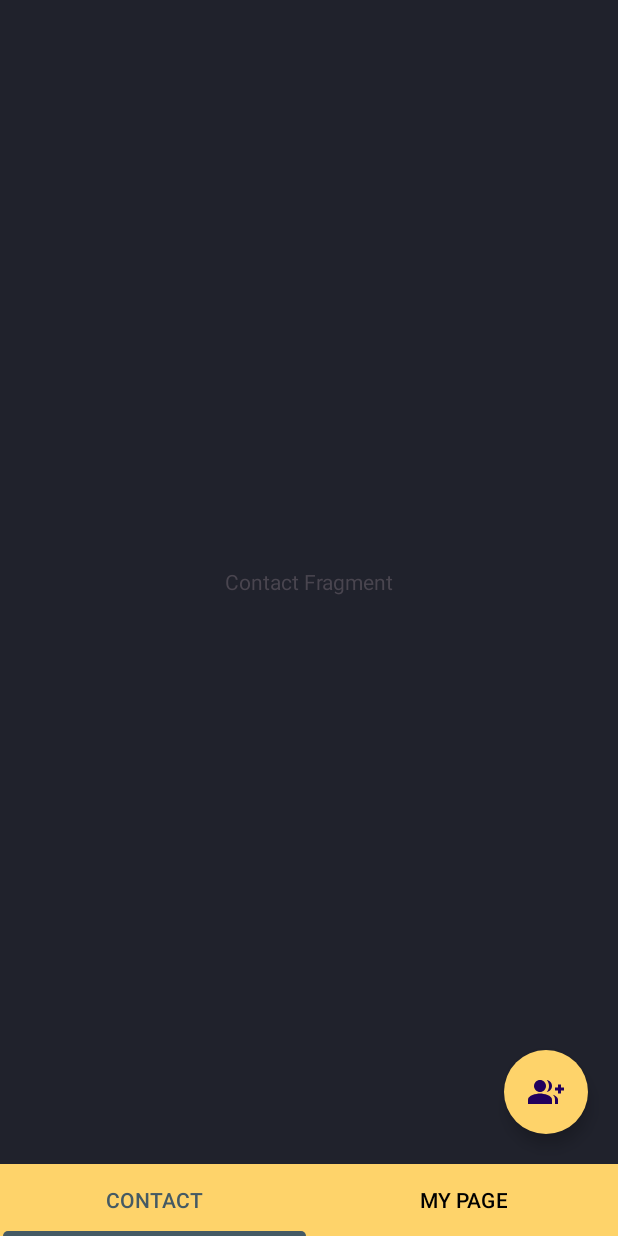
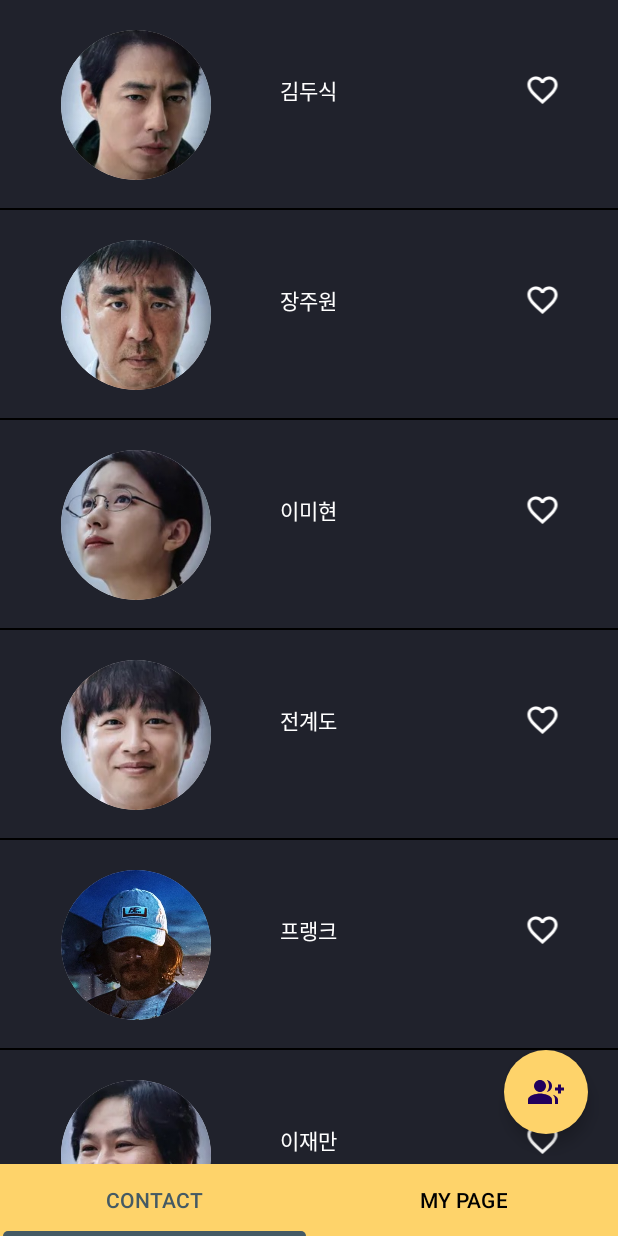
Before and after one commit to Team18Contact/ContactApp, an Android app: the screen it shows after launch (MainActivity), on a phone screen of 412 x 824 dp. Run offline under Robolectric (Android 15) with nearby library versions, the phone set to English and light mode, and no system bars.

Commit message:
feature ContactListFragment 페이지 구현

```diff
--- a/app/build.gradle
+++ b/app/build.gradle
@@ -1,6 +1,7 @@
 plugins {
     id 'com.android.application'
     id 'org.jetbrains.kotlin.android'
+    id 'kotlin-parcelize'
 }
 
 android {
@@ -42,6 +43,7 @@ dependencies {
     implementation 'com.google.android.material:material:1.5.0'
     implementation 'androidx.constraintlayout:constraintlayout:2.1.4'
     implementation 'androidx.viewpager2:viewpager2:1.0.0'
+    implementation 'com.google.android.engage:engage-core:1.2.0'
     testImplementation 'junit:junit:4.13.2'
     androidTestImplementation 'androidx.test.ext:junit:1.1.5'
     androidTestImplementation 'androidx.test.espresso:espresso-core:3.5.1'
--- /dev/null
+++ b/app/src/main/java/com/example/contactapp/contact/Constants.kt
@@ -0,0 +1,6 @@
+package com.example.contactapp.contact
+
+object Constants{
+    const val ITEM_INDEX = "item_index"
+    const val ITEM_OBJECT = "item_object"
+}
--- /dev/null
+++ b/app/src/main/java/com/example/contactapp/contact/ContactAdapter.kt
@@ -0,0 +1,50 @@
+package com.example.contactapp.contact
+
+import android.view.LayoutInflater
+import android.view.View
+import android.view.ViewGroup
+import androidx.recyclerview.widget.RecyclerView
+import com.example.contactapp.R
+import com.example.contactapp.databinding.ContactItemBinding
+import com.google.android.engage.common.datamodel.Image
+
+
+class ContactAdapter (val models: MutableList<ContactModel>) : RecyclerView.Adapter<ContactAdapter.Holder>(){
+
+    interface ItemClick {
+        fun onClick(view : View, position : Int)
+    }
+
+    var itemClick : ItemClick? = null
+
+
+    override fun onCreateViewHolder(parent: ViewGroup, viewType: Int): Holder {//
+        val binding = ContactItemBinding.inflate(LayoutInflater.from(parent.context), parent, false)
+        return Holder(binding) // holder return
+
+    }
+
+    override fun onBindViewHolder(holder: Holder, position: Int) {
+
+        holder.profileImg.setBackgroundResource(models[position].profile)
+        holder.name.text = models[position].name
+
+
+        //holder.like.setImageResource(R.drawable.ic_heart)
+
+    }
+
+
+    override fun getItemCount(): Int {
+        return models.size
+    }
+
+
+    inner class Holder(val binding: ContactItemBinding) : RecyclerView.ViewHolder(binding.root) { //
+        val profileImg = binding.icItem
+        val name = binding.tvItemName
+        val like = binding.ivLike
+
+    }
+
+}
--- a/app/src/main/java/com/example/contactapp/contact/ContactListFragment.kt
+++ b/app/src/main/java/com/example/contactapp/contact/ContactListFragment.kt
@@ -1,21 +1,56 @@
 package com.example.contactapp.contact
 
+import android.content.Intent
 import android.os.Bundle
 import androidx.fragment.app.Fragment
 import android.view.LayoutInflater
 import android.view.View
 import android.view.ViewGroup
+import androidx.core.os.bundleOf
+import androidx.recyclerview.widget.LinearLayoutManager
+import com.example.contactapp.R
+import com.example.contactapp.contact.Constants.ITEM_INDEX
+import com.example.contactapp.contact.Constants.ITEM_OBJECT
 import com.example.contactapp.databinding.FragmentContactListBinding
+import com.example.contactapp.detail.DetailFragment
+import com.google.android.gms.common.internal.Constants
 
 class ContactListFragment : Fragment() {
+
     private var _binding: FragmentContactListBinding? = null
     private val binding get() = _binding!!
 
+
+    //더미데이터
+
+
+    private val dataList: MutableList<ContactModel> = mutableListOf(
+        ContactModel(R.drawable.img_kds, "김두식", "문산", "010-1111-1111", "kds@gmail.com", "비행"),
+        ContactModel(R.drawable.img_jjw, "장주원", "구룡포", "010-2222-2222", "jjw@gmail.com", "무한 재생"),
+        ContactModel(R.drawable.img_lmh, "이미현", "-", "010-3333-3333", "lmh@gmail.com", "초인적 오감"),
+        ContactModel(R.drawable.img_jgd, "전계도", "-", "010-4444-4444", "jgd@gmail.com", "전기"),
+        ContactModel(
+            R.drawable.img_frank,
+            "프랭크",
+            "아이오와",
+            "010-5555-5555",
+            "frank@gmail.com",
+            "무한재생"
+        ),
+        ContactModel(R.drawable.img_ljm, "이재만", "-", "010-6666-6666", "ljm@gmail.com", "괴력, 스피드정"),
+        ContactModel(R.drawable.img_jsj, "정상진", "진천", "010-7777-7777", "jsj@gmail.com", "괴력"),
+        ContactModel(R.drawable.img_jys, "전영석", "봉평", "010-8888-8888", "jys@gmail.com", "전기"),
+        ContactModel(R.drawable.img_hsh, "홍성화", "나주", "010-9999-9999", "hsh@gmail.com", "투시")
+    )
+
+
     override fun onCreateView(
-        inflater: LayoutInflater, container: ViewGroup?, savedInstanceState: Bundle?): View? {
+        inflater: LayoutInflater, container: ViewGroup?, savedInstanceState: Bundle?
+    ): View? {
         _binding = FragmentContactListBinding.inflate(inflater, container, false)
         return binding.root
     }
+
 
     override fun onViewCreated(view: View, savedInstanceState: Bundle?) {
         super.onViewCreated(view, savedInstanceState)
@@ -24,7 +59,24 @@ class ContactListFragment : Fragment() {
 
     private fun initView() = with(binding) {
 
+        val adapter = ContactAdapter(dataList)
+
+        recyclerViewContact.adapter = adapter
+
+        adapter.itemClick = object : ContactAdapter.ItemClick {
+            override fun onClick(view: View, position: Int) {
+
+                val detailFragment = DetailFragment()
+                detailFragment.arguments = Bundle().apply {
+                    bundleOf(ITEM_OBJECT to dataList[position])
+                }
+                requireActivity().supportFragmentManager.beginTransaction()
+                    .replace(R.id.viewPager2, detailFragment)
+                    .commit()
+            }
+        }
     }
+
 
     override fun onDestroyView() {
         super.onDestroyView()
--- /dev/null
+++ b/app/src/main/java/com/example/contactapp/contact/ContactModel.kt
@@ -0,0 +1,14 @@
+package com.example.contactapp.contact
+
+import android.os.Parcelable
+import kotlinx.parcelize.Parcelize
+
+@Parcelize
+data class ContactModel(
+    val profile: Int,
+    val name: String,
+    val locale: String,
+    val phoneNum: String,
+    val email: String,
+    val ability: String,
+) : Parcelable
--- /dev/null
+++ b/app/src/main/res/drawable/ic_empty_heart.xml
@@ -0,0 +1,10 @@
+<vector android:height="24dp" android:tint="#FFFFFF"
+    android:viewportHeight="24" android:viewportWidth="24"
+    android:width="24dp" xmlns:android="http://schemas.android.com/apk/res/android">
+    <path android:fillColor="@android:color/white" android:pathData="M16.5,3c-1.74,0 -3.41,0.81 -4.5,2.09C10.91,3.81 9.24,3 7.5,3 4.42,3 2,5.42 2,8.5c0,3.78 3.4,6.86 8.55,11.54L12,21.35l1.45,-1.32C18.6,15.36 22,12.28 22,8.5 22,5.42 19.58,3 16.5,3zM12.1,18.55l-0.1,0.1 -0.1,-0.1C7.14,14.24 4,11.39 4,8.5 4,6.5 5.5,5 7.5,5c1.54,0 3.04,0.99 3.57,2.36h1.87C13.46,5.99 14.96,5 16.5,5c2,0 3.5,1.5 3.5,3.5 0,2.89 -3.14,5.74 -7.9,10.05z"/>
+
+    <path
+        android:strokeWidth="0.1"
+        android:strokeColor="#FFFFFF"
+        android:pathData="M16.5,3c-1.74,0 -3.41,0.81 -4.50,2.09C10.91,3.81 9.24,3 7.5,3 4.42,3 2,5.42 2,8.5c0,3.78 3.4,6.86 8.55,11.54L12,21.35l1.45,-1.32C18.6,15.36 22,12.28 22,8.5 22,5.42 19.58,3 16.5,3zM12.1,18.55l-0.10,0.10 -0.10,-0.10C7.14,14.24 4,11.39 4,8.5 4,6.5 5.5,5 7.5,5c1.54,0 3.04,0.99 3.57,2.36h1.87C13.46,5.99 14.96,5 16.5,5c2,0 3.5,1.5 3.5,3.5 0,2.89 -3.14,5.74 -7.90,10.05z"/>
+</vector>
--- /dev/null
+++ b/app/src/main/res/layout/contact_item.xml
@@ -0,0 +1,84 @@
+<?xml version="1.0" encoding="utf-8"?>
+<androidx.constraintlayout.widget.ConstraintLayout
+    xmlns:android="http://schemas.android.com/apk/res/android"
+    xmlns:apps="http://schemas.android.com/apk/res-auto"
+    xmlns:tools="http://schemas.android.com/tools"
+    android:layout_width="match_parent"
+    android:layout_height="140dp"
+    >
+
+    <androidx.cardview.widget.CardView
+        android:id="@+id/CardView"
+        android:layout_width="wrap_content"
+        android:layout_height="wrap_content"
+        android:layout_marginStart="10dp"
+        apps:cardCornerRadius="100dp"
+        apps:cardElevation="0dp"
+        apps:layout_constraintBottom_toBottomOf="parent"
+        apps:layout_constraintStart_toStartOf="parent"
+        apps:layout_constraintTop_toTopOf="parent"
+        apps:layout_constraintEnd_toStartOf="@+id/cl_Item"
+        >
+        <!-- apps:cardCornerRadius="30dp" image뷰에서 안하고 cardview로 가능-->
+
+        <ImageView
+            android:id="@+id/ic_Item"
+            android:layout_width="100dp"
+            android:layout_height="100dp"
+            android:layout_gravity="center_vertical"
+            android:adjustViewBounds="true"
+            android:scaleType="centerCrop"
+            />
+
+    </androidx.cardview.widget.CardView>
+
+    <androidx.constraintlayout.widget.ConstraintLayout
+        android:id="@+id/cl_Item"
+        android:layout_width="210dp"
+        android:layout_height="40dp"
+        apps:layout_constraintStart_toEndOf="@+id/CardView"
+        apps:layout_constraintTop_toTopOf="parent"
+        apps:layout_constraintEnd_toEndOf="parent"
+        apps:layout_constraintBottom_toBottomOf="@+id/CardView"
+        >
+
+        <TextView
+            android:id="@+id/tv_ItemName"
+            android:layout_width="150dp"
+            android:layout_height="wrap_content"
+            android:layout_marginEnd="30dp"
+            android:maxLines="2"
+            android:text=""
+            android:textColor="@color/white"
+            android:textSize="14sp"
+            apps:layout_constraintStart_toStartOf="parent"
+            apps:layout_constraintTop_toTopOf="parent"
+            apps:layout_constraintBottom_toBottomOf="parent"
+            apps:layout_constraintEnd_toEndOf="parent"
+            />
+
+    </androidx.constraintlayout.widget.ConstraintLayout>
+
+    <ImageView
+        android:id="@+id/iv_like"
+        android:layout_width="30dp"
+        android:layout_height="24dp"
+        android:src="@drawable/ic_empty_heart"
+        android:layout_marginEnd="70dp"
+        apps:layout_constraintStart_toEndOf="@+id/cl_Item"
+        apps:layout_constraintEnd_toEndOf="parent"
+        apps:layout_constraintTop_toTopOf="@+id/cl_Item"
+        apps:layout_constraintBottom_toBottomOf="@+id/cl_Item"
+        tools:ignore="MissingConstraints" />
+
+    <View
+        android:layout_width="match_parent"
+        android:layout_height="1dp"
+        android:background="@color/black"
+        apps:layout_constraintBottom_toBottomOf="parent"
+        apps:layout_constraintEnd_toEndOf="parent"
+        apps:layout_constraintStart_toEndOf="parent"
+        />
+
+
+</androidx.constraintlayout.widget.ConstraintLayout>
--- a/app/src/main/res/layout/fragment_contact_list.xml
+++ b/app/src/main/res/layout/fragment_contact_list.xml
@@ -1,15 +1,23 @@
 <?xml version="1.0" encoding="utf-8"?>
-<FrameLayout xmlns:android="http://schemas.android.com/apk/res/android"
+<androidx.constraintlayout.widget.ConstraintLayout xmlns:android="http://schemas.android.com/apk/res/android"
+    xmlns:app="http://schemas.android.com/apk/res-auto"
     xmlns:tools="http://schemas.android.com/tools"
     android:layout_width="match_parent"
     android:layout_height="match_parent"
     tools:context=".contact.ContactListFragment">
 
-    <!-- TODO: Update blank fragment layout -->
-    <TextView
+
+    <androidx.recyclerview.widget.RecyclerView
+        android:id="@+id/recyclerView_contact"
         android:layout_width="match_parent"
-        android:layout_height="match_parent"
-        android:text="Contact Fragment"
-        android:gravity="center"/>
+        android:layout_height="0dp"
+        app:layout_constraintBottom_toBottomOf="parent"
+        app:layout_constraintEnd_toEndOf="parent"
+        app:layout_constraintStart_toStartOf="parent"
+        app:layout_constraintTop_toTopOf="parent"
+        app:layoutManager="androidx.recyclerview.widget.LinearLayoutManager"
+        tools:listitem="@layout/contact_item" />
 
-</FrameLayout>
+
+
+</androidx.constraintlayout.widget.ConstraintLayout>
```
Also changed, not shown: app/src/main/res/drawable/ic_dots.png (added), app/src/main/res/drawable/ic_heart.png (added), app/src/main/res/drawable/img_frank.png (added), app/src/main/res/drawable/img_hsh.png (added), app/src/main/res/drawable/img_jgd.png (added), app/src/main/res/drawable/img_jjw.png (added), app/src/main/res/drawable/img_jsj.png (added), app/src/main/res/drawable/img_jys.png (added), app/src/main/res/drawable/img_kds.png (added), app/src/main/res/drawable/img_ljm.png (added), app/src/main/res/drawable/img_lmh.png (added).
